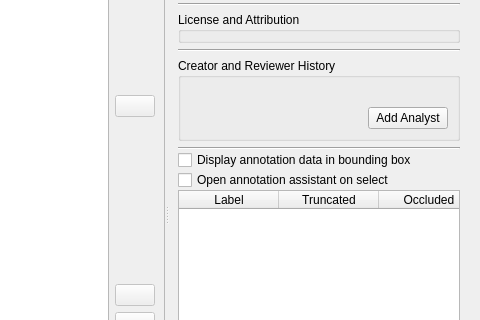
Above: bboxee/gui/annotation_widget.ui from persts/BBoxEE before the change; both pictures show x 708 to 1188 and y 143 to 463 of the 1188 by 713 pixel window. Below: the same form after it.
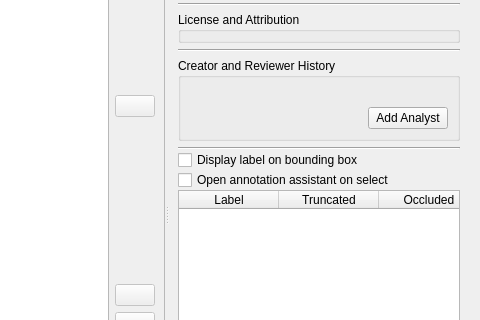
That is the form after the change. Icons and pictures are not drawn. Custom widgets are drawn as their Qt base class.

Commit message: change annotation display in bboxes to standard label display at top left

```diff
--- a/bboxee/gui/annotation_widget.ui
+++ b/bboxee/gui/annotation_widget.ui
@@ -664,7 +664,7 @@
           <item>
            <widget class="QCheckBox" name="checkBoxDisplayAnnotationData">
             <property name="text">
-             <string>Display annotation data in bounding box</string>
+             <string>Display label on bounding box</string>
             </property>
            </widget>
           </item>
```
The commit also changes 1 other file.
